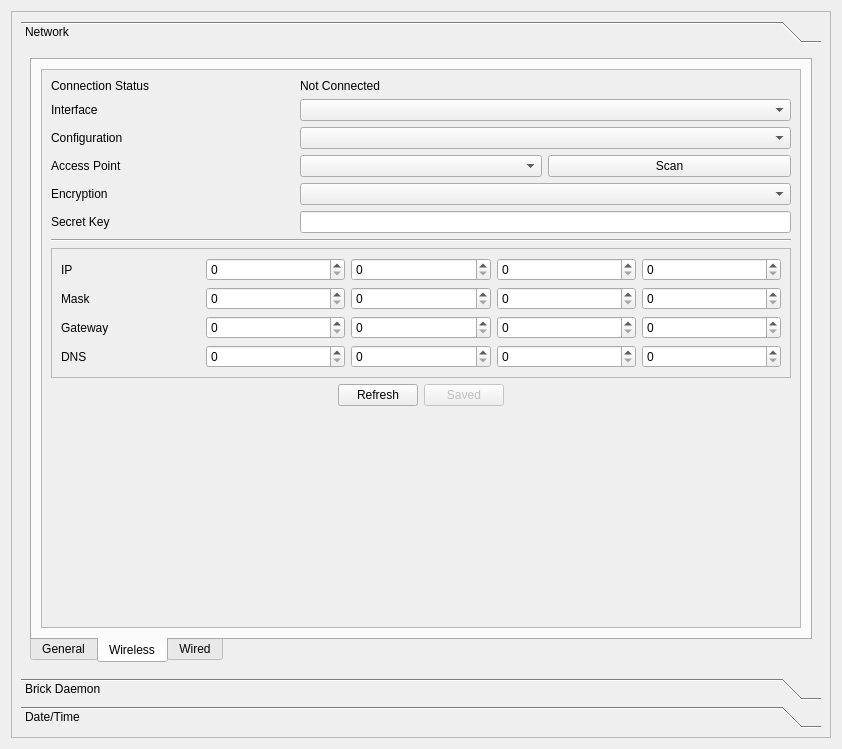
Qt form src/brickv/plugin_system/plugins/red/ui/red_tab_settings.ui (Tinkerforge/brickv) before a commit.
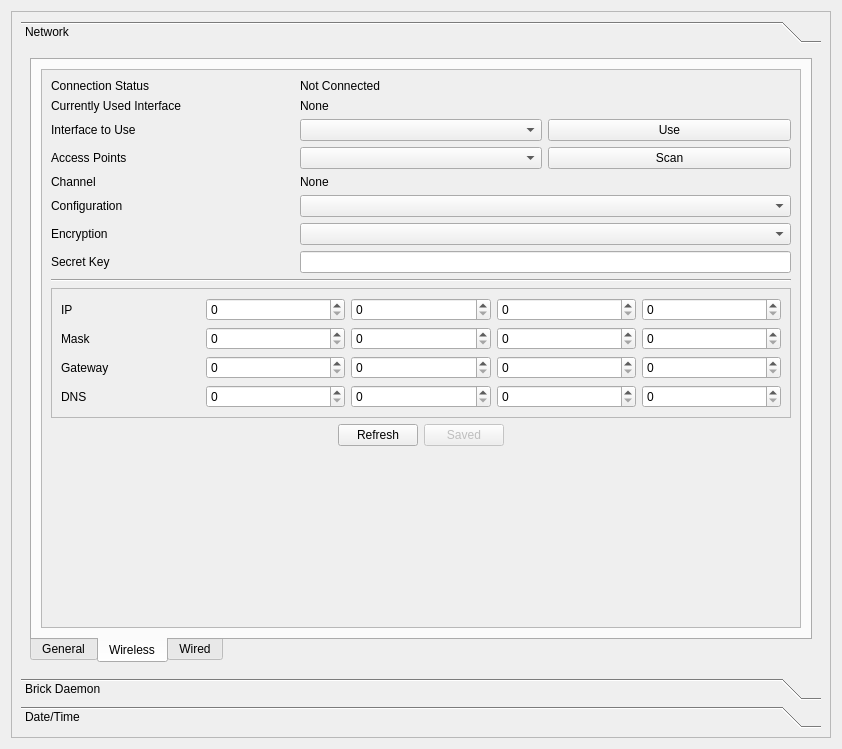
The same form after that commit. The open tabs and pages were chosen to show the change.

Commit message: red-brick: 1. No need for link info script link info comes from wireless scan script 2. Displayed info changes based on selected wireless interface and selected accesspoint 3. Feature to be able to choose wireless interface

The edit to the form file:
```diff
--- a/src/brickv/plugin_system/plugins/red/ui/red_tab_settings.ui
+++ b/src/brickv/plugin_system/plugins/red/ui/red_tab_settings.ui
@@ -290,20 +290,33 @@
                  <layout class="QVBoxLayout" name="verticalLayout_12">
                   <item>
                    <layout class="QGridLayout" name="gridLayout_8">
-                    <item row="6" column="0" colspan="3">
+                    <item row="2" column="2">
+                     <widget class="QPushButton" name="pbutton_net_wireless_use_intf">
+                      <property name="enabled">
+                       <bool>true</bool>
+                      </property>
+                      <property name="text">
+                       <string>Use</string>
+                      </property>
+                     </widget>
+                    </item>
+                    <item row="5" column="1" colspan="2">
+                     <widget class="QComboBox" name="cbox_net_wireless_conftype"/>
+                    </item>
+                    <item row="3" column="1">
+                     <widget class="QComboBox" name="cbox_net_wireless_ap"/>
+                    </item>
+                    <item row="8" column="0" colspan="3">
                      <widget class="Line" name="line_4">
                       <property name="orientation">
                        <enum>Qt::Horizontal</enum>
                       </property>
                      </widget>
                     </item>
-                    <item row="4" column="1" colspan="2">
+                    <item row="6" column="1" colspan="2">
                      <widget class="QComboBox" name="cbox_net_wireless_enctype"/>
                     </item>
-                    <item row="2" column="1" colspan="2">
-                     <widget class="QComboBox" name="cbox_net_wireless_conftype"/>
-                    </item>
-                    <item row="8" column="0" colspan="3">
+                    <item row="10" column="0" colspan="3">
                      <layout class="QHBoxLayout" name="horizontalLayout_6">
                       <item>
                        <spacer name="horizontalSpacer_3">
@@ -350,17 +363,10 @@
                       </item>
                      </layout>
                     </item>
-                    <item row="5" column="1" colspan="2">
+                    <item row="7" column="1" colspan="2">
                      <widget class="QLineEdit" name="ledit_net_wireless_key"/>
                     </item>
-                    <item row="3" column="0">
-                     <widget class="QLabel" name="label_27">
-                      <property name="text">
-                       <string>Access Point</string>
-                      </property>
-                     </widget>
-                    </item>
-                    <item row="9" column="0">
+                    <item row="11" column="0">
                      <spacer name="verticalSpacer_3">
                       <property name="orientation">
                        <enum>Qt::Vertical</enum>
@@ -373,14 +379,7 @@
                       </property>
                      </spacer>
                     </item>
-                    <item row="2" column="0">
-                     <widget class="QLabel" name="label_22">
-                      <property name="text">
-                       <string>Configuration</string>
-                      </property>
-                     </widget>
-                    </item>
-                    <item row="7" column="0" colspan="3">
+                    <item row="9" column="0" colspan="3">
                      <widget class="QFrame" name="frame_net_wireless_staticipconf">
                       <property name="frameShape">
                        <enum>QFrame::StyledPanel</enum>
@@ -536,40 +535,27 @@
                       </layout>
                      </widget>
                     </item>
-                    <item row="4" column="0">
+                    <item row="6" column="0">
                      <widget class="QLabel" name="label_28">
                       <property name="text">
                        <string>Encryption</string>
                       </property>
                      </widget>
                     </item>
-                    <item row="5" column="0">
+                    <item row="7" column="0">
                      <widget class="QLabel" name="label_29">
                       <property name="text">
                        <string>Secret Key</string>
                       </property>
                      </widget>
                     </item>
-                    <item row="3" column="1">
-                     <widget class="QComboBox" name="cbox_net_wireless_ap"/>
-                    </item>
-                    <item row="3" column="2">
-                     <widget class="QPushButton" name="pbutton_net_wireless_scan">
-                      <property name="text">
-                       <string>Scan</string>
-                      </property>
-                     </widget>
-                    </item>
-                    <item row="1" column="0">
+                    <item row="2" column="0">
                      <widget class="QLabel" name="label_31">
                       <property name="text">
-                       <string>Interface</string>
+                       <string>Interface to Use</string>
                       </property>
                      </widget>
                     </item>
-                    <item row="1" column="1" colspan="2">
-                     <widget class="QComboBox" name="cbox_net_wireless_intf"/>
-                    </item>
                     <item row="0" column="0">
                      <widget class="QLabel" name="label_37">
                       <property name="text">
@@ -584,6 +570,58 @@
                       </property>
                      </widget>
                     </item>
+                    <item row="3" column="2">
+                     <widget class="QPushButton" name="pbutton_net_wireless_scan">
+                      <property name="text">
+                       <string>Scan</string>
+                      </property>
+                     </widget>
+                    </item>
+                    <item row="3" column="0">
+                     <widget class="QLabel" name="label_27">
+                      <property name="text">
+                       <string>Access Points</string>
+                      </property>
+                     </widget>
+                    </item>
+                    <item row="5" column="0">
+                     <widget class="QLabel" name="label_22">
+                      <property name="text">
+                       <string>Configuration</string>
+                      </property>
+                     </widget>
+                    </item>
+                    <item row="4" column="0">
+                     <widget class="QLabel" name="label_38">
+                      <property name="text">
+                       <string>Channel</string>
+                      </property>
+                     </widget>
+                    </item>
+                    <item row="4" column="1" colspan="2">
+                     <widget class="QLabel" name="label_net_wireless_channel">
+                      <property name="text">
+                       <string>None</string>
+                      </property>
+                     </widget>
+                    </item>
+                    <item row="2" column="1">
+                     <widget class="QComboBox" name="cbox_net_wireless_intf"/>
+                    </item>
+                    <item row="1" column="0">
+                     <widget class="QLabel" name="label_39">
+                      <property name="text">
+                       <string>Currently Used Interface</string>
+                      </property>
+                     </widget>
+                    </item>
+                    <item row="1" column="1" colspan="2">
+                     <widget class="QLabel" name="label_net_wireless_currently_used_intf">
+                      <property name="text">
+                       <string>None</string>
+                      </property>
+                     </widget>
+                    </item>
                    </layout>
                   </item>
                  </layout>
```
The commit also changes 7 other files.
